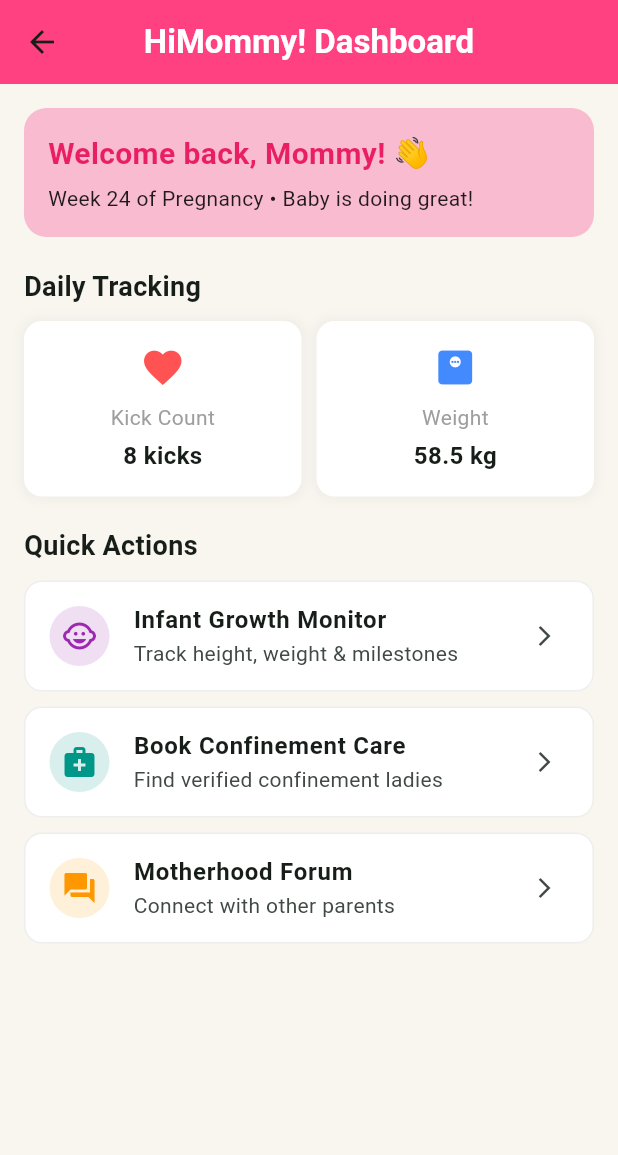
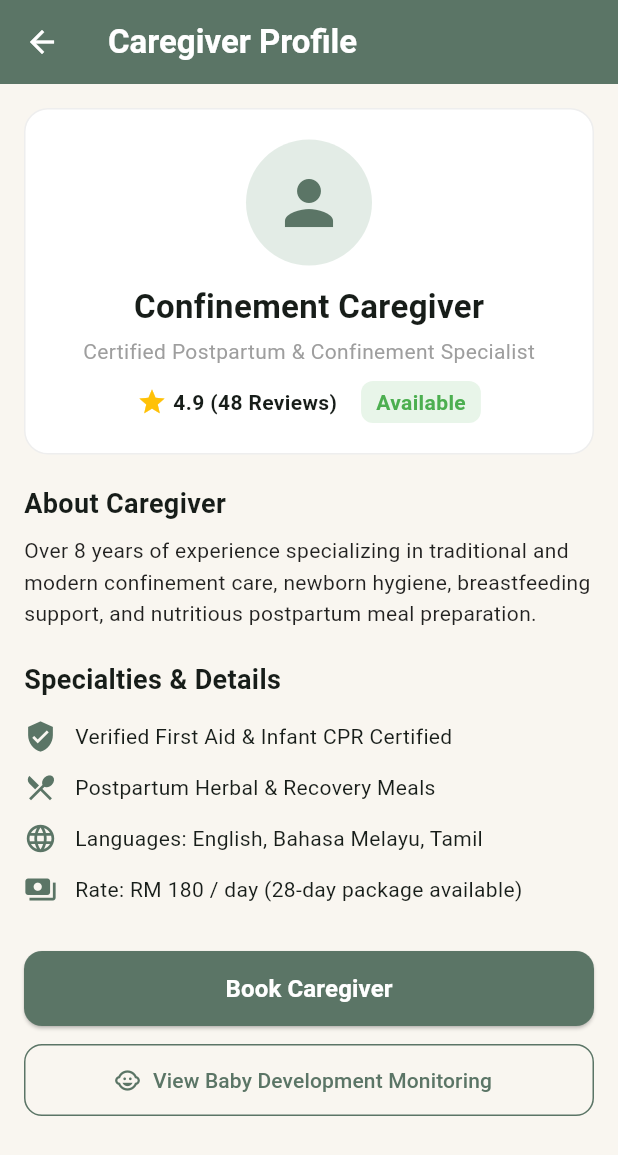
Before and after one commit to MetaFourr/APPLICATION-DEVELOPMENT-, a Flutter app: the DashboardScreen screen opened directly, after a tap on "Book Confinement Care", on a phone screen of 412 x 824 dp. Shown: the top 1155 px of the screen. Run offline on Flutter 3.47's test engine with Material 3 defaults, Android fonts, the phone set to English and light mode, and no system bars.

Commit message:
Add Baby Development Monitoring and Caregiver Profile

```diff
--- a/lib/dashboard/dashboard_screen.dart
+++ b/lib/dashboard/dashboard_screen.dart
@@ -1,5 +1,7 @@
 import 'package:flutter/material.dart';
 import 'dashboard_widgets.dart'; // Imports your separate widget components
+import '../screens/baby_development_screen.dart';
+import '../screens/profile_screen.dart';
 
 class DashboardScreen extends StatelessWidget {
   const DashboardScreen({Key? key}) : super(key: key);
@@ -35,8 +37,8 @@ class DashboardScreen extends StatelessWidget {
               style: TextStyle(fontSize: 18, fontWeight: FontWeight.bold),
             ),
             const SizedBox(height: 10),
-            Row(
-              children: const [
+            const Row(
+              children: [
                 Expanded(
                   child: DashboardStatCard(
                     title: 'Kick Count',
@@ -64,22 +66,42 @@ class DashboardScreen extends StatelessWidget {
               style: TextStyle(fontSize: 18, fontWeight: FontWeight.bold),
             ),
             const SizedBox(height: 10),
+
+            // Feature 1: Infant Growth Monitor -> BabyDevelopmentScreen
             DashboardActionButton(
               title: 'Infant Growth Monitor',
               subtitle: 'Track height, weight & milestones',
               icon: Icons.child_care,
               color: Colors.purple,
-              onTap: () {},
+              onTap: () {
+                Navigator.push(
+                  context,
+                  MaterialPageRoute(
+                    builder: (context) => const BabyDevelopmentScreen(),
+                  ),
+                );
+              },
             ),
             const SizedBox(height: 10),
+
+            // Feature 2: Book Confinement Care -> ProfileScreen
             DashboardActionButton(
               title: 'Book Confinement Care',
               subtitle: 'Find verified confinement ladies',
               icon: Icons.medical_services,
               color: Colors.teal,
-              onTap: () {},
+              onTap: () {
+                Navigator.push(
+                  context,
+                  MaterialPageRoute(
+                    builder: (context) => const ProfileScreen(),
+                  ),
+                );
+              },
             ),
             const SizedBox(height: 10),
+
+            // Placeholder for Alisya's Motherhood Forum (Community)
             DashboardActionButton(
               title: 'Motherhood Forum',
               subtitle: 'Connect with other parents',
--- /dev/null
+++ b/lib/screens/profile_screen.dart
@@ -0,0 +1,165 @@
+import 'package:flutter/material.dart';
+import 'baby_development_screen.dart';
+
+class ProfileScreen extends StatelessWidget {
+  const ProfileScreen({super.key});
+
+  @override
+  Widget build(BuildContext context) {
+    return Scaffold(
+      backgroundColor: const Color(0xFFF9F6F0),
+      appBar: AppBar(
+        backgroundColor: const Color(0xFF5B7566),
+        title: const Text(
+          'Caregiver Profile',
+          style: TextStyle(color: Colors.white, fontWeight: FontWeight.bold),
+        ),
+        iconTheme: const IconThemeData(color: Colors.white),
+      ),
+      body: SingleChildScrollView(
+        padding: const EdgeInsets.all(16.0),
+        child: Column(
+          crossAxisAlignment: CrossAxisAlignment.start,
+          children: [
+            // Caregiver Header Card
+            Container(
+              width: double.infinity,
+              padding: const EdgeInsets.all(20),
+              decoration: BoxDecoration(
+                color: Colors.white,
+                borderRadius: BorderRadius.circular(16),
+                border: Border.all(color: Colors.grey.shade200),
+              ),
+              child: Column(
+                children: [
+                  const CircleAvatar(
+                    radius: 42,
+                    backgroundColor: Color(0xFFE3ECE6),
+                    child: Icon(Icons.person, size: 48, color: Color(0xFF5B7566)),
+                  ),
+                  const SizedBox(height: 12),
+                  const Text(
+                    'Confinement Caregiver',
+                    style: TextStyle(fontSize: 22, fontWeight: FontWeight.bold),
+                  ),
+                  const SizedBox(height: 4),
+                  const Text(
+                    'Certified Postpartum & Confinement Specialist',
+                    style: TextStyle(color: Colors.grey, fontSize: 14),
+                  ),
+                  const SizedBox(height: 10),
+                  Row(
+                    mainAxisAlignment: MainAxisAlignment.center,
+                    children: [
+                      const Icon(Icons.star, color: Colors.amber, size: 20),
+                      const SizedBox(width: 4),
+                      const Text('4.9 (48 Reviews)', style: TextStyle(fontWeight: FontWeight.bold)),
+                      const SizedBox(width: 16),
+                      Container(
+                        padding: const EdgeInsets.symmetric(horizontal: 10, vertical: 4),
+                        decoration: BoxDecoration(
+                          color: Colors.green.shade50,
+                          borderRadius: BorderRadius.circular(8),
+                        ),
+                        child: const Text(
+                          'Available',
+                          style: TextStyle(color: Colors.green, fontWeight: FontWeight.bold),
+                        ),
+                      ),
+                    ],
+                  ),
+                ],
+              ),
+            ),
+            const SizedBox(height: 20),
+
+            // About & Experience
+            const Text(
+              'About Caregiver',
+              style: TextStyle(fontSize: 18, fontWeight: FontWeight.bold),
+            ),
+            const SizedBox(height: 8),
+            const Text(
+              'Over 8 years of experience specializing in traditional and modern confinement care, newborn hygiene, breastfeeding support, and nutritious postpartum meal preparation.',
+              style: TextStyle(fontSize: 14, height: 1.5, color: Colors.black87),
+            ),
+            const SizedBox(height: 20),
+
+            // Key Details
+            const Text(
+              'Specialties & Details',
+              style: TextStyle(fontSize: 18, fontWeight: FontWeight.bold),
+            ),
+            const SizedBox(height: 8),
+            _buildInfoTile(Icons.verified_user, 'Verified First Aid & Infant CPR Certified'),
+            _buildInfoTile(Icons.restaurant_menu, 'Postpartum Herbal & Recovery Meals'),
+            _buildInfoTile(Icons.language, 'Languages: English, Bahasa Melayu, Tamil'),
+            _buildInfoTile(Icons.payments, 'Rate: RM 180 / day (28-day package available)'),
+            const SizedBox(height: 24),
+
+            // Book Button
+            SizedBox(
+              width: double.infinity,
+              height: 50,
+              child: ElevatedButton(
+                style: ElevatedButton.styleFrom(
+                  backgroundColor: const Color(0xFF5B7566),
+                  shape: RoundedRectangleBorder(borderRadius: BorderRadius.circular(12)),
+                ),
+                onPressed: () {
+                  ScaffoldMessenger.of(context).showSnackBar(
+                    const SnackBar(
+                      content: Text('Booking request sent!'),
+                      backgroundColor: Color(0xFF5B7566),
+                    ),
+                  );
+                },
+                child: const Text(
+                  'Book Caregiver',
+                  style: TextStyle(fontSize: 16, fontWeight: FontWeight.bold, color: Colors.white),
+                ),
+              ),
+            ),
+            const SizedBox(height: 12),
+
+            // Cross-Feature Link back to Baby Development Monitoring
+            SizedBox(
+              width: double.infinity,
+              height: 48,
+              child: OutlinedButton.icon(
+                style: OutlinedButton.styleFrom(
+                  foregroundColor: const Color(0xFF5B7566),
+                  side: const BorderSide(color: Color(0xFF5B7566)),
+                  shape: RoundedRectangleBorder(borderRadius: BorderRadius.circular(12)),
+                ),
+                icon: const Icon(Icons.child_care),
+                label: const Text('View Baby Development Monitoring'),
+                onPressed: () {
+                  Navigator.push(
+                    context,
+                    MaterialPageRoute(
+                      builder: (context) => const BabyDevelopmentScreen(),
+                    ),
+                  );
+                },
+              ),
+            ),
+          ],
+        ),
+      ),
+    );
+  }
+
+  Widget _buildInfoTile(IconData icon, String text) {
+    return Padding(
+      padding: const EdgeInsets.symmetric(vertical: 6.0),
+      child: Row(
+        children: [
+          Icon(icon, color: const Color(0xFF5B7566), size: 22),
+          const SizedBox(width: 12),
+          Expanded(child: Text(text, style: const TextStyle(fontSize: 14))),
+        ],
+      ),
+    );
+  }
+}
```
Also changed, not shown: lib/screens/baby_development_screen.dart (added, +184 -0 lines).
